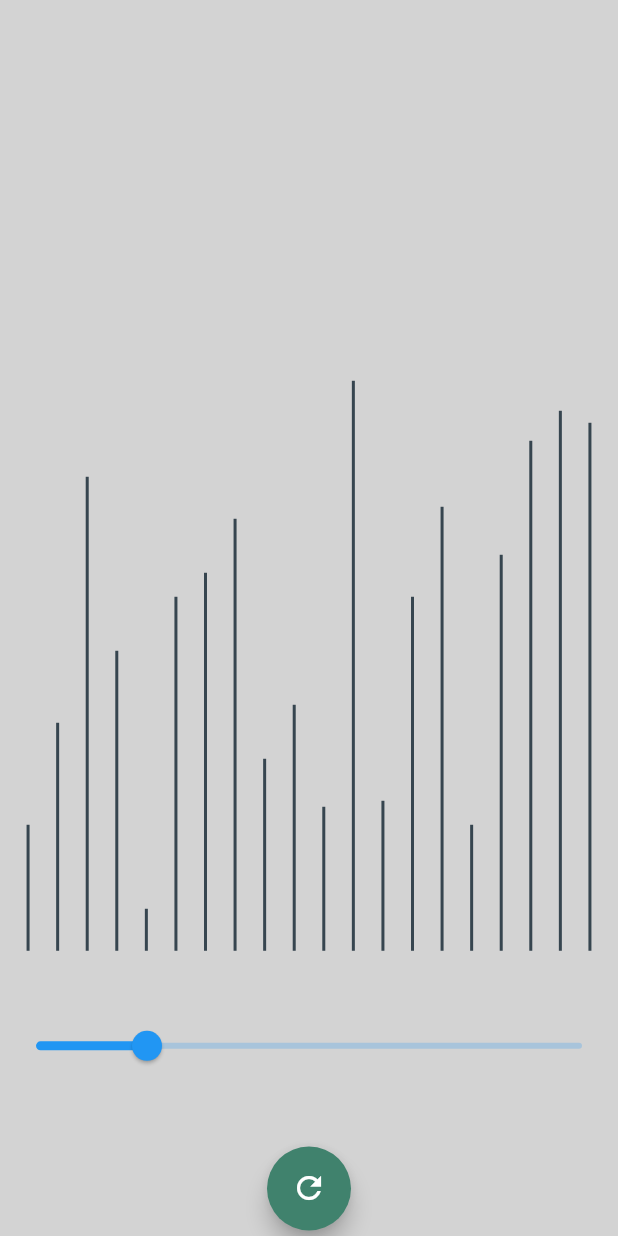
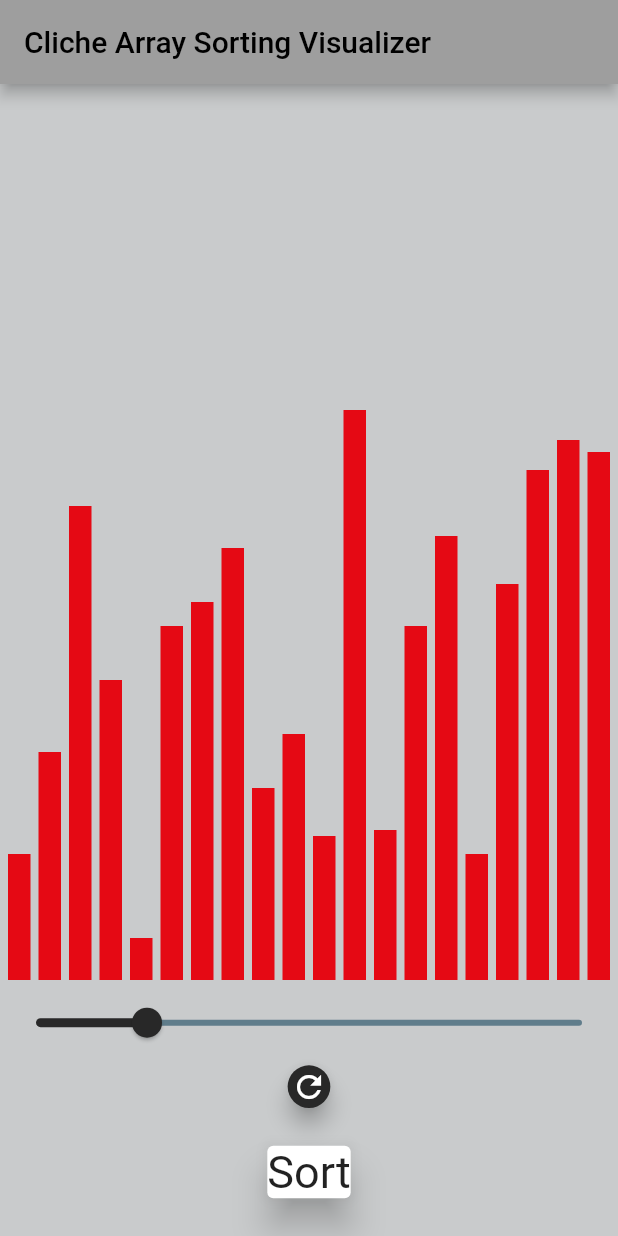
Before and after one commit to ArvindMundhe/Project-Cliche, a Flutter app: the screen it shows after launch, on a phone screen of 412 x 824 dp. Run offline on Flutter 3.47's test engine with Material 2 defaults, Android fonts, the phone set to English and light mode, and no system bars.

Commit message:
Bubble sort visualization completed.
Added a speed slider.

```diff
--- /dev/null
+++ b/project_cliche/lib/ArrayCreator.dart
@@ -0,0 +1,44 @@
+import 'package:flutter/material.dart';
+import 'dart:math';
+
+//
+//
+//
+//
+//
+//
+class ArrayCreator {
+  Random rng = new Random();
+  List<Container> rows = [];
+  List<int> arrayOfNumbers = [];
+  //
+  //
+  //
+  //
+  //
+  //
+  //
+  List<Container> rowMaker(int z) {
+    for (int l = 0; l < z; l++) {
+      arrayOfNumbers.add(rng.nextInt(100) + 1);
+      rows.add(createContainer(
+          (arrayOfNumbers[l]).toDouble(), z, Color(0xffe50914)));
+    }
+    return rows;
+  }
+
+//
+//
+//
+//
+//
+//
+  Container createContainer(double heightOfBar, int numberOfBars, Color clr) {
+    return Container(
+      color: clr,
+      height: heightOfBar * 4,
+      width: 300 / numberOfBars,
+      child: Text(' '),
+    );
+  }
+}
--- a/project_cliche/lib/main.dart
+++ b/project_cliche/lib/main.dart
@@ -1,9 +1,12 @@
+import 'package:flutter/cupertino.dart';
 import 'package:flutter/material.dart';
 import 'package:flutter/widgets.dart';
-import 'ArrayVisualizer.dart';
-import 'dart:math';
+import 'ArrayCreator.dart';
+import 'SortingScreen.dart';
 
-ArrayVisualizer av = new ArrayVisualizer();
+List<int> finalArrayOfNumbers;
+int finalTotalNumbers;
+List<Container> finalListOfContainers = [];
 void main() {
   runApp(
     MyApp(),
@@ -16,49 +19,90 @@ class MyApp extends StatefulWidget {
 }
 
 class _MyAppState extends State<MyApp> {
+  @override
+  Widget build(BuildContext context) {
+    // .
+    // .
+    // .
+    // .
+
+    // List<Container> rows = [];
+    // List<Container> rowMaker(int z) {
+    //   for (int l = 0; l < z; l++) {
+    //     rows.add(
+    //       av.createContainer((random.nextInt(100) + 1) * 4),
+    //     );
+    //   }
+    //
+    //   return rows;
+    // }
+
+    return MaterialApp(
+      initialRoute: '/',
+      routes: {
+        '/2': (context) => SortingScreen(
+            finalArrayOfNumbers, finalTotalNumbers, finalListOfContainers),
+      },
+      home: MyHome(),
+    );
+  }
+}
+
+class MyHome extends StatefulWidget {
+  const MyHome({Key key}) : super(key: key);
+
+  @override
+  _MyHomeState createState() => _MyHomeState();
+}
+
+class _MyHomeState extends State<MyHome> {
   double _currentSliderValue = 20;
   @override
   Widget build(BuildContext context) {
-    Random rng = new Random();
-    Container createContainer(int q) {
-      return Container(
-        color: Color(0xff36454F),
-        height: q.toDouble(),
-        width: 2,
-        child: Text(' '),
+    ArrayCreator arrayCreator = new ArrayCreator();
+    List<Container> rows = arrayCreator.rowMaker(
+      _currentSliderValue.toInt(),
     );
-    }
+    finalArrayOfNumbers = arrayCreator.arrayOfNumbers;
 
-    List<Container> rows = [];
-    List<Container> rowMaker(int z) {
-      for (int l = 0; l < z; l++) {
-        rows.add(
-          createContainer((rng.nextInt(100) + 1) * 4),
-        );
-      }
+    finalListOfContainers = rows;
 
-      return rows;
-    }
-
-    return MaterialApp(
-      home: Scaffold(
-        backgroundColor: Color(0xffD3D3D3),
+    return Scaffold(
+      appBar: AppBar(
+        backgroundColor: Colors.grey,
+        title: Text(
+          'Cliche Array Sorting Visualizer',
+          style: TextStyle(
+            color: Colors.black,
+          ),
+        ),
+      ),
+      backgroundColor: Color(0xffC9CBCC),
       body: SafeArea(
         child: Column(
-            mainAxisAlignment: MainAxisAlignment.center,
+          mainAxisAlignment: MainAxisAlignment.spaceEvenly,
           children: [
             Expanded(
-                flex: 10,
+              child: SizedBox(
+                height: 10,
+              ),
+            ),
+            Expanded(
+              flex: 20,
+              child: Container(
                 child: Row(
                   mainAxisAlignment: MainAxisAlignment.spaceEvenly,
                   crossAxisAlignment: CrossAxisAlignment.end,
-                  children: rowMaker(_currentSliderValue.toInt()),
+                  children: rows,
+                ),
               ),
             ),
             Expanded(
               flex: 2,
               child: Container(
                 child: Slider(
+                    activeColor: Color(0xff282828),
+                    inactiveColor: Colors.blueGrey,
                     value: _currentSliderValue,
                     min: 0,
                     max: 100,
@@ -66,22 +110,42 @@ class _MyAppState extends State<MyApp> {
                     label: _currentSliderValue.round().toString(),
                     onChanged: (double value) {
                       setState(() {
+                        finalTotalNumbers = value.toInt();
                         _currentSliderValue = value;
                       });
                     }),
               ),
             ),
             Expanded(
+              flex: 1,
               child: FloatingActionButton(
-                  backgroundColor: Color(0xff40826D),
+                backgroundColor: Color(0xff282828),
                 child: Icon(Icons.refresh_outlined),
                 onPressed: () {
                   setState(() {});
                 },
               ),
             ),
+            Expanded(
+              flex: 3,
+              child: Hero(
+                tag: "sortButton",
+                child: TextButton(
+                  onPressed: () {
+                    Navigator.pushNamed(context, '/2');
+                    print(finalArrayOfNumbers);
+                  },
+                  child: Card(
+                    elevation: 10,
+                    child: Text(
+                      'Sort',
+                      style: TextStyle(fontSize: 30),
+                    ),
+                  ),
+                ),
+              ),
+            ),
           ],
-          ),
         ),
       ),
     );
--- a/project_cliche/pubspec.yaml
+++ b/project_cliche/pubspec.yaml
@@ -11,6 +11,7 @@ dependencies:
     sdk: flutter
 
   cupertino_icons: ^1.0.2
+  intl: ^0.17.0
 
 dev_dependencies:
   flutter_test:
```
Also changed, not shown: project_cliche/lib/ArrayVisualizer.dart (deleted, +0 -22 lines), project_cliche/lib/SortAnimation.dart (added, +76 -0 lines), project_cliche/lib/SortingScreen.dart (added, +207 -0 lines), project_cliche/pubspec.lock. Lines whose indentation alone changed are shown as unchanged.
